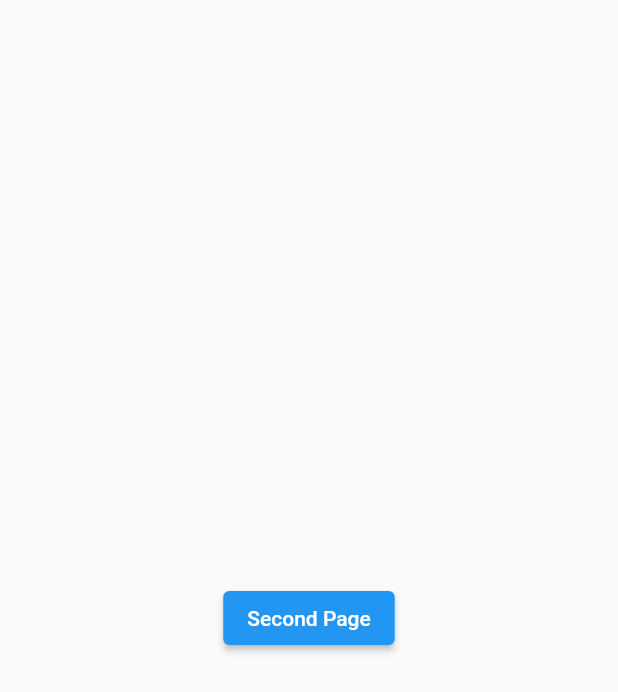
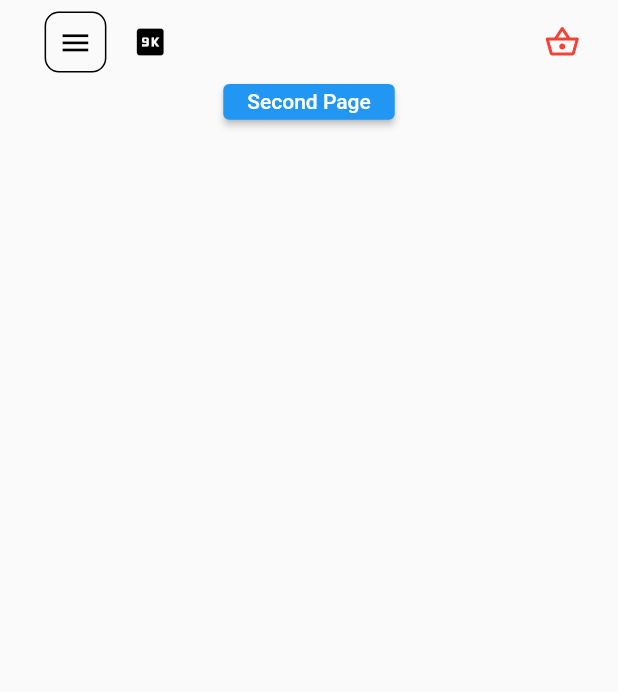
Before and after one commit to aashish-g03/Sneakers, a Flutter app: the screen it shows after launch, on a phone screen of 412 x 824 dp. Shown: the top 692 px of the screen. Run offline on Flutter 3.47's test engine with Material 2 defaults, Android fonts, the phone set to English and light mode, and no system bars; our stand-ins replace flutter_screenutil.

Commit message:
hmm krta hoon bhai

```diff
--- a/lib/main.dart
+++ b/lib/main.dart
@@ -1,4 +1,5 @@
 import 'package:flutter/material.dart';
+import 'package:flutter_screenutil/flutter_screenutil.dart';
 import 'package:we_can_do_it/shop/view/home_page.dart';
 
 void main() {
@@ -11,12 +12,13 @@ class MyApp extends StatelessWidget {
   // This widget is the root of your application.
   @override
   Widget build(BuildContext context) {
-    return MaterialApp(
-      title: 'Sneakers',
-      theme: ThemeData(
-        primarySwatch: Colors.blue,
-      ),
-      home: HomePage(),
-    );
+    return ScreenUtilInit(
+        builder: (context, widget) => MaterialApp(
+              title: 'Sneakers',
+              theme: ThemeData(
+                primarySwatch: Colors.blue,
+              ),
+              home: HomePage(),
+            ));
   }
 }
--- a/lib/shop/view/home_page.dart
+++ b/lib/shop/view/home_page.dart
@@ -1,4 +1,5 @@
 import 'package:flutter/material.dart';
+import 'package:flutter_screenutil/flutter_screenutil.dart';
 import 'package:we_can_do_it/shop/view/shoe_detail.dart';
 
 class HomePage extends StatefulWidget {
@@ -11,8 +12,55 @@ class HomePage extends StatefulWidget {
 class _HomePageState extends State<HomePage> {
   @override
   Widget build(BuildContext context) {
-    return Scaffold(
-      body: Center(
+    return SafeArea(
+      child: Scaffold(
+        appBar: AppBar(
+          backgroundColor: Colors.transparent,
+          elevation: 0,
+          title: Row(
+            children: [
+              Container(
+                height: 34.h,
+                width: 36.w,
+                margin: EdgeInsets.only(left: 12.w),
+                decoration: BoxDecoration(
+                    borderRadius: BorderRadius.all(
+                      Radius.circular(8.h),
+                    ),
+                    border: Border.all(color: Colors.black)),
+                child: Padding(
+                  padding: const EdgeInsets.all(8.0),
+                  child: Icon(
+                    Icons.menu,
+                    size: 20.w,
+                    color: Colors.black,
+                  ),
+                ),
+              ),
+              Padding(
+                padding: EdgeInsets.only(left: 15.w),
+                child: Icon(
+                  Icons.nine_k,
+                  color: Colors.black,
+                ),
+              ),
+            ],
+          ),
+          actions: [
+            Padding(
+              padding: EdgeInsets.only(right: 22.w),
+              child: Icon(
+                Icons.shopping_basket_outlined,
+                color: Colors.red,
+              ),
+            ),
+          ],
+        ),
+        body: Column(
+          children: [
+            Center(
+              child: Container(
+                height: 20.h,
                 child: ElevatedButton(
                   child: const Text('Second Page'),
                   onPressed: () {
@@ -23,6 +71,10 @@ class _HomePageState extends State<HomePage> {
                   },
                 ),
               ),
+            ),
+          ],
+        ),
+      ),
     );
   }
 }
--- a/lib/shop/view/shoe_detail.dart
+++ b/lib/shop/view/shoe_detail.dart
@@ -1,5 +1,4 @@
 import 'package:flutter/material.dart';
-import 'package:google_fonts/google_fonts.dart';
 
 class ShoeDetails extends StatefulWidget {
   ShoeDetails({Key? key}) : super(key: key);
@@ -73,7 +72,7 @@ class _ShoeDetailsState extends State<ShoeDetails> {
                 ),
                 IconButton(
                   icon: Icon(
-                    Icons.shopping_cart_checkout_outlined,
+                    Icons.shopping_cart_outlined,
                     color: Colors.black,
                   ),
                   onPressed: () => Navigator.pop(context),
```
Also changed, not shown: pubspec.yaml (+3 -17 lines). Lines whose indentation alone changed are shown as unchanged.
